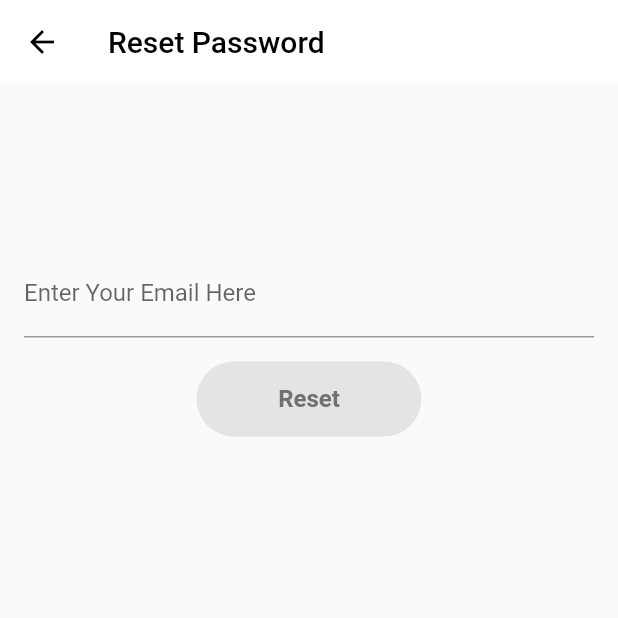
After one commit to nikokevin29/merkha_app, a Flutter app: the ResetPasswordPage screen opened directly, on a phone screen of 412 x 824 dp, the top half of it. The commit adds this screen. Run offline on Flutter 3.47's test engine with Material 2 defaults, Android fonts, the phone set to English and light mode, and no system bars; our stand-ins replace argon_buttons_flutter, bloc, carousel_slider, email_validator, equatable, firebase_core and 8 more; missing offline and left inert: flutter_greetings, smart_select; accounts and stored records are empty.

Commit message:
Update - Add Reset Password

```diff
--- a/lib/cubit/user_cubit.dart
+++ b/lib/cubit/user_cubit.dart
@@ -65,4 +65,12 @@ class UserCubit extends Cubit<UserState> {
       emit(UserLoadingFailed(result.message));
     }
   }
+
+  Future<void> resetPassword(String email) async {
+    ApiReturnValue<String> result = await UserServices.resetPassword(email: email);
+    if (result.value != null) {
+      print(result.value);
+      print(result.message);
+    }
+  }
 }
--- a/lib/services/services.dart
+++ b/lib/services/services.dart
@@ -12,6 +12,6 @@ import 'package:path/path.dart';
 part 'product_service.dart';
 part 'user_service.dart';
 
-String baseURL = "http://192.168.1.9:8000/api/";
+String baseURL = "http://192.168.1.12:8000/api/";
 
-String baseURLphoto = "http://192.168.1.9:8000/storage/";
+String baseURLphoto = "http://192.168.1.12:8000/storage/";
--- a/lib/services/user_service.dart
+++ b/lib/services/user_service.dart
@@ -195,4 +195,25 @@ class UserServices {
     String values = data['meta']['message'];
     return ApiReturnValue(value: values);
   }
+
+  static Future<ApiReturnValue<String>> resetPassword({http.Client client, String email}) async {
+    if (client == null) {
+      client = http.Client();
+    }
+    String url = baseURL + 'password/email';
+    var response = await client.post(
+      url,
+      headers: {
+        "Content-Type": "application/json",
+      },
+      body: jsonEncode(<String, String>{'email': email}),
+    );
+    if (response.statusCode != 200) {
+      return ApiReturnValue(message: 'StatusCode reset Password : ${response.statusCode}');
+    }
+    var data = jsonDecode(response.body);
+    String values = data['meta']['message'];
+    print(values);
+    return ApiReturnValue(value: values);
+  }
 }
--- a/lib/view/pages/pages.dart
+++ b/lib/view/pages/pages.dart
@@ -39,3 +39,4 @@ part 'tab_feed.dart';
 part 'tab_main.dart';
 part 'tab_wishlist.dart';
 part 'spash_screen.dart';
+part 'reset_password_page.dart';
--- /dev/null
+++ b/lib/view/pages/reset_password_page.dart
@@ -0,0 +1,86 @@
+part of 'pages.dart';
+
+class ResetPasswordPage extends StatefulWidget {
+  @override
+  _ResetPasswordPageState createState() => _ResetPasswordPageState();
+}
+
+class _ResetPasswordPageState extends State<ResetPasswordPage> {
+  TextEditingController emailResetController = TextEditingController();
+  bool isEmailValid = false;
+  @override
+  Widget build(BuildContext context) {
+    return Scaffold(
+      appBar: AppBar(
+        elevation: 0,
+        title: Text('Reset Password', style: blackTextFont.copyWith()),
+        backgroundColor: Colors.white,
+        leading: BackButton(
+          color: Colors.black,
+          onPressed: () {
+            Get.back();
+          },
+        ),
+      ),
+      body: Container(
+        padding: EdgeInsets.symmetric(horizontal: defaultMargin),
+        child: SingleChildScrollView(
+          child: Column(
+            mainAxisAlignment: MainAxisAlignment.center,
+            crossAxisAlignment: CrossAxisAlignment.center,
+            children: [
+              SizedBox(
+                height: 110,
+              ),
+              TextField(
+                controller: emailResetController,
+                decoration: InputDecoration(labelText: "Enter Your Email Here"),
+                onChanged: (text) {
+                  setState(() {
+                    isEmailValid = EmailValidator.validate(text.trim());
+                  });
+                },
+              ),
+              SizedBox(
+                height: 16,
+              ),
+              Center(
+                child: SizedBox(
+                  width: 150,
+                  height: 50,
+                  child: FlatButton(
+                      disabledColor: Color(0xFFE4E4E4),
+                      shape: RoundedRectangleBorder(borderRadius: new BorderRadius.circular(30.0)),
+                      color: (isEmailValid) ? accentColor2 : Colors.blueAccent,
+                      child: Text(
+                        "Reset",
+                        style: blackTextFont.copyWith(
+                            fontSize: 16, color: accentColor3, fontWeight: FontWeight.w600),
+                      ),
+                      onPressed: isEmailValid
+                          ? () async {
+                              showDialog(
+                                  context: context,
+                                  builder: (BuildContext context) {
+                                    return Center(
+                                      child: CircularProgressIndicator(),
+                                    );
+                                  });
+
+                              await context
+                                  .read<UserCubit>()
+                                  .resetPassword(emailResetController.text);
+                              Navigator.pop(context);
+                              Get.snackbar("Check Your Email",
+                                  "Reset Password Form Has been Sent to Your Email\nif Your Email Valid");
+                            }
+                          : null),
+                ),
+              )
+            ],
+          ),
+        ),
+      ),
+    );
+  }
+}
```
Also changed, not shown: lib/view/pages/sign_in_page.dart (+14 -8 lines).
